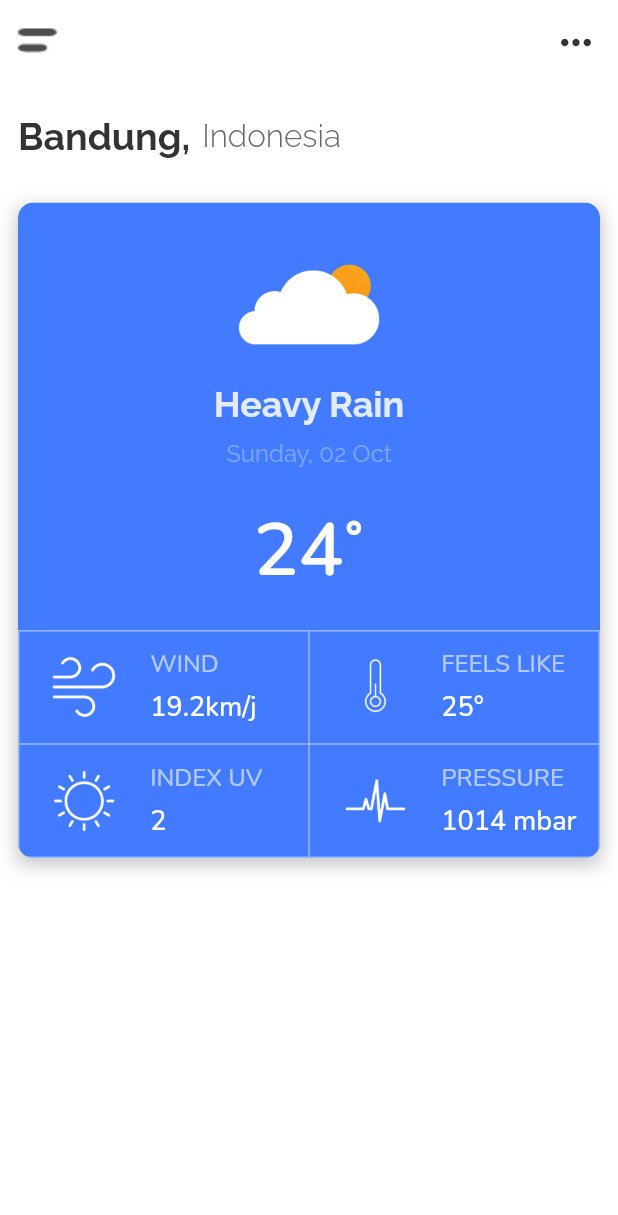
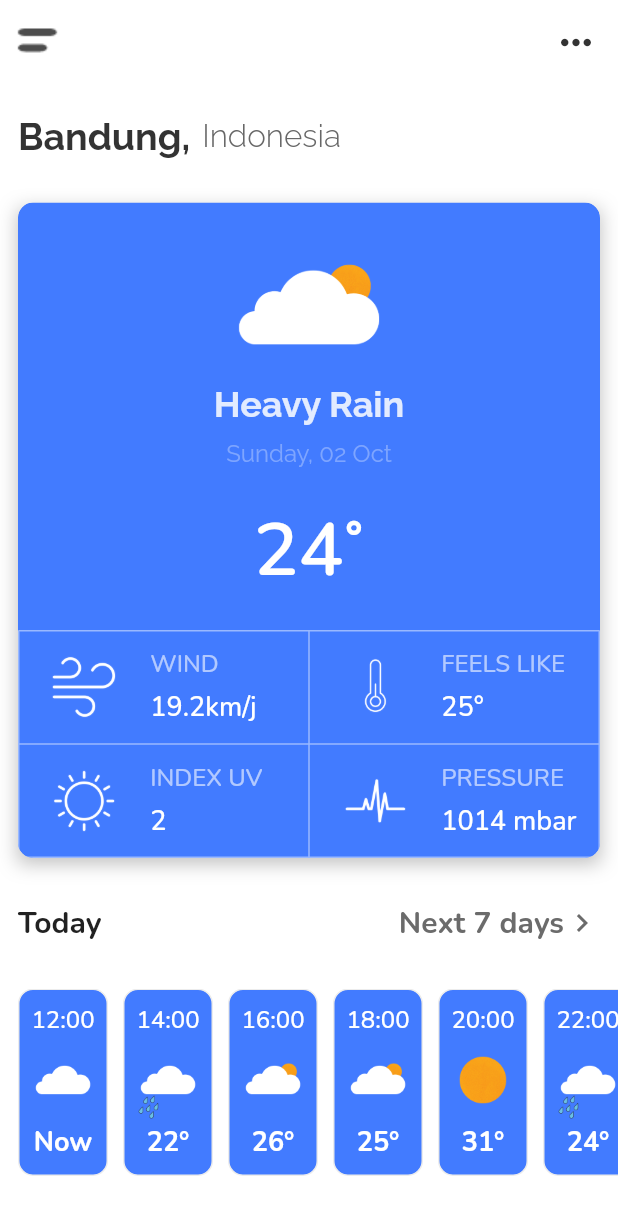
Before and after one commit to r100-stack/Flutter-Weekly-Series-6-Weather-App-UI, a Flutter app: the screen it shows after launch, on a phone screen of 412 x 824 dp. Shown: the top 1215 px of the screen. Run offline on Flutter 3.47's test engine with Material 2 defaults, Android fonts, the phone set to English and light mode, and no system bars; our stand-ins replace google_fonts.

Commit message:
Completed app

```diff
--- a/lib/main.dart
+++ b/lib/main.dart
@@ -22,7 +22,8 @@ class MyApp extends StatelessWidget {
         // Notice that the counter didn't reset back to zero; the application
         // is not restarted.
         primarySwatch: Colors.blue,
-        scaffoldBackgroundColor: Colors.white
+        scaffoldBackgroundColor: Colors.white,
+        primaryColor: Color(0xFF427BFF),
       ),
       debugShowCheckedModeBanner: false,
       home: HomeScreen(),
--- /dev/null
+++ b/lib/screens/home_screen/components/hourly_weather_bar.dart
@@ -0,0 +1,85 @@
+import 'package:flutter/material.dart';
+import 'package:google_fonts/google_fonts.dart';
+import 'package:weather_app_6/screens/home_screen/components/hourly_weather_card.dart';
+import 'package:weather_app_6/screens/home_screen/models/weather.dart';
+
+class HourlyWeatherBar extends StatelessWidget {
+  final List<Weather> _hourlyWeather = [
+    Weather(
+        time: '12:00', temp: 'Now', image: 'assets/images/cloudy.png'),
+    Weather(
+        time: '14:00', temp: '22°', image: 'assets/images/rainy.png'),
+    Weather(
+        time: '16:00', temp: '26°', image: 'assets/images/cloudy_with_sun.png'),
+    Weather(
+        time: '18:00', temp: '25°', image: 'assets/images/cloudy_with_sun.png'),
+    Weather(
+        time: '20:00', temp: '31°', image: 'assets/images/sun.png'),
+    Weather(
+        time: '22:00', temp: '24°', image: 'assets/images/rainy.png'),
+    Weather(
+        time: '00:00', temp: '26°', image: 'assets/images/rainy.png'),
+    Weather(
+        time: '02:00', temp: '25°', image: 'assets/images/cloudy.png'),
+    Weather(
+        time: '04:00', temp: '31°', image: 'assets/images/cloudy.png'),
+    Weather(
+        time: '06:00', temp: '24°', image: 'assets/images/cloudy_with_sun.png'),
+    Weather(
+        time: '08:00', temp: '31°', image: 'assets/images/sun.png'),
+    Weather(
+        time: '10:00', temp: '24°', image: 'assets/images/cloudy_with_sun.png'),
+  ];
+
+  final EdgeInsets padding;
+
+  HourlyWeatherBar({@required this.padding});
+
+  @override
+  Widget build(BuildContext context) {
+    return Container(
+      child: Column(
+        children: [
+          Padding(
+            padding: padding,
+            child: Row(
+              children: [
+                Text(
+                  'Today',
+                  style: GoogleFonts.nunito(
+                      color: Color(0xFF212121),
+                      fontSize: 20.0,
+                      fontWeight: FontWeight.w700),
+                ),
+                Spacer(),
+                Text(
+                  'Next 7 days',
+                  style: GoogleFonts.nunito(
+                      color: Color(0xFF6B6B6B),
+                      fontSize: 20.0,
+                      fontWeight: FontWeight.w700),
+                ),
+                Icon(
+                  Icons.navigate_next,
+                  color: Color(0xFF6B6B6B),
+                )
+              ],
+            ),
+          ),
+          const SizedBox(height: 30.0),
+          Container(
+            height: 125.0,
+            child: ListView.separated(
+              padding: padding,
+              scrollDirection: Axis.horizontal,
+              itemBuilder: (context, index) =>
+                  HourlyWeatherCard(weather: _hourlyWeather[index]),
+              itemCount: _hourlyWeather.length,
+              separatorBuilder: (context, index) => const SizedBox(width: 10.0),
+            ),
+          )
+        ],
+      ),
+    );
+  }
+}
--- /dev/null
+++ b/lib/screens/home_screen/components/hourly_weather_card.dart
@@ -0,0 +1,48 @@
+import 'package:flutter/material.dart';
+import 'package:google_fonts/google_fonts.dart';
+import 'package:weather_app_6/constants.dart';
+import 'package:weather_app_6/screens/home_screen/models/weather.dart';
+
+class HourlyWeatherCard extends StatelessWidget {
+  final Weather weather;
+
+  HourlyWeatherCard({this.weather});
+
+  @override
+  Widget build(BuildContext context) {
+    return Container(
+      width: 60.0,
+      height: 100.0,
+      decoration: BoxDecoration(
+          color: Color(0xFF427BFF),
+          border: Border.all(
+            color: Color(0xFFECECEC),
+          ),
+          borderRadius: BorderRadius.circular(kDefaultBorderRadius)),
+      child: Column(
+        mainAxisAlignment: MainAxisAlignment.center,
+        children: [
+          Text(
+            weather.time,
+            style: GoogleFonts.nunito(
+              fontSize: 16.0,
+              color: Colors.white,
+              fontWeight: FontWeight.w500,
+            ),
+          ),
+          Image(
+            image: AssetImage(weather.image),
+          ),
+          Text(
+            weather.temp,
+            style: GoogleFonts.nunito(
+              fontSize: 18.0,
+              color: Colors.white,
+              fontWeight: FontWeight.bold,
+            ),
+          )
+        ],
+      ),
+    );
+  }
+}
--- a/lib/screens/home_screen/home_screen.dart
+++ b/lib/screens/home_screen/home_screen.dart
@@ -2,6 +2,7 @@ import 'package:flutter/material.dart';
 import 'package:google_fonts/google_fonts.dart';
 import 'package:weather_app_6/components/custom_app_bar.dart';
 import 'package:weather_app_6/constants.dart';
+import 'package:weather_app_6/screens/home_screen/components/hourly_weather_bar.dart';
 import 'package:weather_app_6/screens/home_screen/components/weather_card.dart';
 
 class HomeScreen extends StatelessWidget {
@@ -10,6 +11,9 @@ class HomeScreen extends StatelessWidget {
     return Scaffold(
       appBar: CustomAppBar(),
       body: SingleChildScrollView(
+        child: Column(
+          children: [
+            Padding(
               padding: const EdgeInsets.symmetric(horizontal: 12.0),
               child: Column(
                 crossAxisAlignment: CrossAxisAlignment.stretch,
@@ -36,7 +40,13 @@ class HomeScreen extends StatelessWidget {
                     ],
                   ),
                   const SizedBox(height: 30.0),
-            WeatherCard()
+                  WeatherCard(),
+                  const SizedBox(height: 30.0),
+                ],
+              ),
+            ),
+            HourlyWeatherBar(padding: const EdgeInsets.symmetric(horizontal: 12.0)),
+            const SizedBox(height: 30.0),
           ],
         ),
       ),
--- /dev/null
+++ b/lib/screens/home_screen/models/weather.dart
@@ -0,0 +1,7 @@
+class Weather {
+  String time;
+  String temp;
+  String image;
+
+  Weather({this.time, this.temp, this.image});
+}
```
Also changed, not shown: assets/images/cloudy.png (added), assets/images/rainy.png (added), assets/images/sun.png (added). Lines whose indentation alone changed are shown as unchanged.
